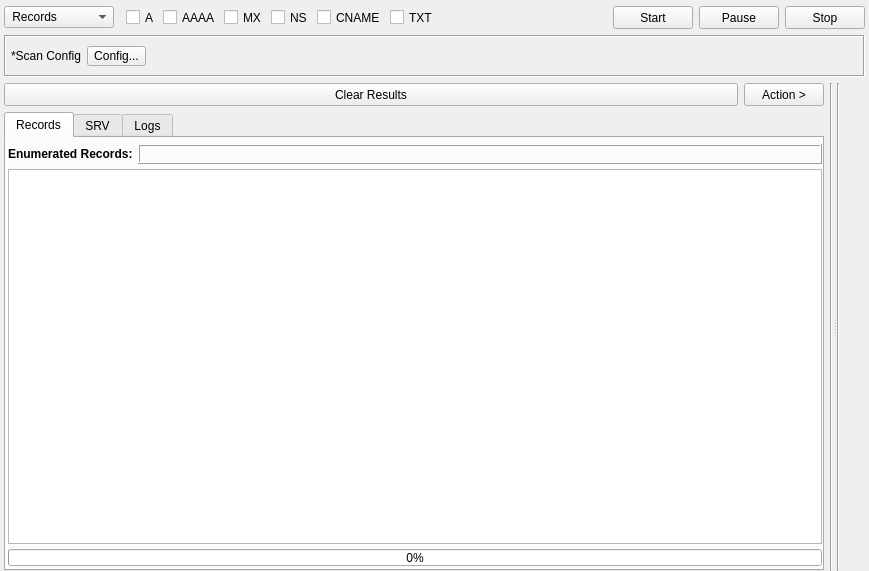
3nock/OTE, file gui/src/engines/dns/DnsRecords.ui: the form before one commit.
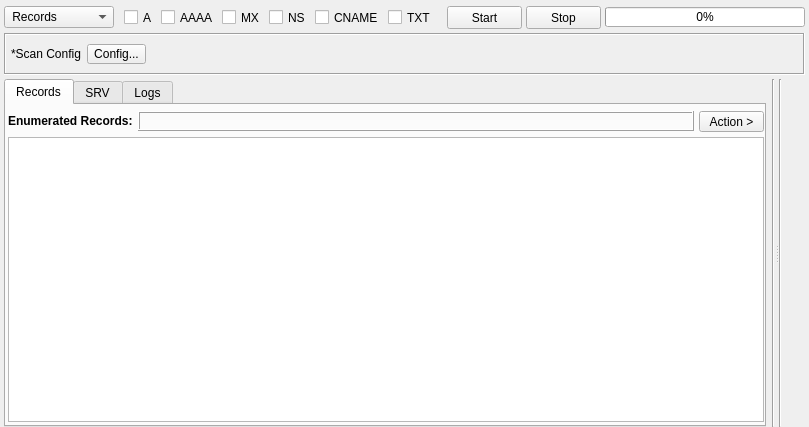
The form after the commit. Custom widgets are drawn as their Qt base class.

Diff of the .ui file:
```diff
--- a/gui/src/engines/dns/DnsRecords.ui
+++ b/gui/src/engines/dns/DnsRecords.ui
@@ -6,8 +6,8 @@
    <rect>
     <x>0</x>
     <y>0</y>
-    <width>869</width>
-    <height>571</height>
+    <width>685</width>
+    <height>427</height>
    </rect>
   </property>
   <property name="windowTitle">
@@ -17,6 +17,9 @@
    <string notr="true"/>
   </property>
   <layout class="QVBoxLayout" name="verticalLayout_2">
+   <property name="spacing">
+    <number>4</number>
+   </property>
    <property name="leftMargin">
     <number>4</number>
    </property>
@@ -245,28 +248,6 @@
        </property>
       </widget>
      </item>
-     <item>
-      <widget class="QPushButton" name="buttonPause">
-       <property name="sizePolicy">
-        <sizepolicy hsizetype="Fixed" vsizetype="Fixed">
-         <horstretch>0</horstretch>
-         <verstretch>0</verstretch>
-        </sizepolicy>
-       </property>
-       <property name="minimumSize">
-        <size>
-         <width>75</width>
-         <height>23</height>
-        </size>
-       </property>
-       <property name="styleSheet">
-        <string notr="true"/>
-       </property>
-       <property name="text">
-        <string>Pause</string>
-       </property>
-      </widget>
-     </item>
      <item>
       <widget class="QPushButton" name="buttonStop">
        <property name="sizePolicy">
@@ -289,6 +270,28 @@
        </property>
       </widget>
      </item>
+     <item>
+      <widget class="QProgressBar" name="progressBar">
+       <property name="minimumSize">
+        <size>
+         <width>200</width>
+         <height>20</height>
+        </size>
+       </property>
+       <property name="maximumSize">
+        <size>
+         <width>200</width>
+         <height>20</height>
+        </size>
+       </property>
+       <property name="styleSheet">
+        <string notr="true"/>
+       </property>
+       <property name="value">
+        <number>0</number>
+       </property>
+      </widget>
+     </item>
     </layout>
    </item>
    <item>
@@ -365,73 +368,8 @@
      <property name="orientation">
       <enum>Qt::Horizontal</enum>
      </property>
-     <widget class="QWidget" name="layoutWidget_3">
-      <layout class="QHBoxLayout" name="horizontalLayout_8">
-       <item>
-        <layout class="QVBoxLayout" name="verticalLayout_9">
-         <property name="spacing">
-          <number>6</number>
-         </property>
-         <item>
-          <layout class="QHBoxLayout" name="horizontalLayout_7">
-           <item>
-            <widget class="QPushButton" name="buttonClearResults">
-             <property name="sizePolicy">
-              <sizepolicy hsizetype="Preferred" vsizetype="Fixed">
-               <horstretch>0</horstretch>
-               <verstretch>0</verstretch>
-              </sizepolicy>
-             </property>
-             <property name="minimumSize">
-              <size>
-               <width>0</width>
-               <height>23</height>
-              </size>
-             </property>
-             <property name="mouseTracking">
-              <bool>false</bool>
-             </property>
-             <property name="focusPolicy">
-              <enum>Qt::StrongFocus</enum>
-             </property>
-             <property name="styleSheet">
-              <string notr="true"/>
-             </property>
-             <property name="text">
-              <string>Clear Results</string>
-             </property>
-            </widget>
-           </item>
-           <item>
-            <widget class="QPushButton" name="buttonAction">
-             <property name="sizePolicy">
-              <sizepolicy hsizetype="Fixed" vsizetype="Fixed">
-               <horstretch>0</horstretch>
-               <verstretch>0</verstretch>
-              </sizepolicy>
-             </property>
-             <property name="minimumSize">
-              <size>
-               <width>75</width>
-               <height>23</height>
-              </size>
-             </property>
-             <property name="font">
-              <font>
-               <weight>50</weight>
-               <bold>false</bold>
-              </font>
-             </property>
-             <property name="styleSheet">
-              <string notr="true"/>
-             </property>
-             <property name="text">
-              <string>Action &gt;</string>
-             </property>
-            </widget>
-           </item>
-          </layout>
-         </item>
+     <widget class="QWidget" name="">
+      <layout class="QHBoxLayout" name="horizontalLayout_2">
          <item>
           <widget class="QTabWidget" name="tabWidgetResults">
            <property name="styleSheet">
@@ -515,6 +453,34 @@
                  </property>
                 </widget>
                </item>
+             <item>
+              <widget class="QToolButton" name="buttonAction">
+               <property name="sizePolicy">
+                <sizepolicy hsizetype="Fixed" vsizetype="Fixed">
+                 <horstretch>0</horstretch>
+                 <verstretch>0</verstretch>
+                </sizepolicy>
+               </property>
+               <property name="minimumSize">
+                <size>
+                 <width>65</width>
+                 <height>20</height>
+                </size>
+               </property>
+               <property name="font">
+                <font>
+                 <weight>50</weight>
+                 <bold>false</bold>
+                </font>
+               </property>
+               <property name="styleSheet">
+                <string notr="true"/>
+               </property>
+               <property name="text">
+                <string>Action &gt;</string>
+               </property>
+              </widget>
+             </item>
               </layout>
              </item>
              <item>
@@ -560,28 +526,6 @@
                </attribute>
               </widget>
              </item>
-             <item>
-              <widget class="QProgressBar" name="progressBar">
-               <property name="minimumSize">
-                <size>
-                 <width>0</width>
-                 <height>17</height>
-                </size>
-               </property>
-               <property name="maximumSize">
-                <size>
-                 <width>16777215</width>
-                 <height>17</height>
-                </size>
-               </property>
-               <property name="styleSheet">
-                <string notr="true"/>
-               </property>
-               <property name="value">
-                <number>0</number>
-               </property>
-              </widget>
-             </item>
             </layout>
            </widget>
            <widget class="QWidget" name="tabSRV">
@@ -773,8 +717,6 @@
             </layout>
            </widget>
           </widget>
-         </item>
-        </layout>
        </item>
        <item>
         <widget class="Line" name="line_5">
```
Lines whose indentation alone changed are shown as unchanged.
